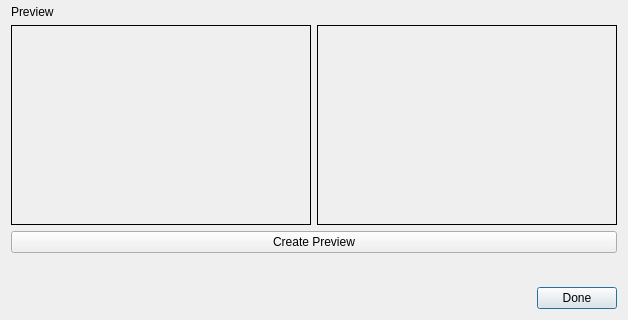
First picture: the form in Application/ui/AnalysisPreviewDialog.ui, repository rayngrowingsystems/RVS_Analytics, before the edit; both pictures show x 0 to 628 and y 285 to 605 of the 628 by 605 pixel window.
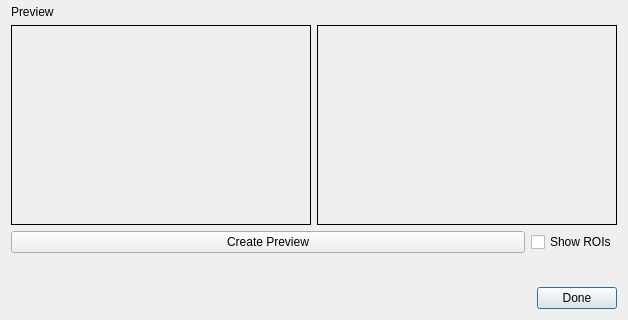
Second picture: the form after the edit. Custom widgets are drawn as their Qt base class.

Commit message:
Changed output files and preview folders
"outputFolder" contains "images", "visuals", "data" and "appData".
Broken Preview has been fixed
Preview dialog contains a Show Rois checkbox

The edit to the form file:
```diff
--- a/Application/ui/AnalysisPreviewDialog.ui
+++ b/Application/ui/AnalysisPreviewDialog.ui
@@ -140,11 +140,22 @@
       </layout>
      </item>
      <item>
+      <layout class="QHBoxLayout" name="horizontalLayout_3" stretch="1,0">
+       <item>
       <widget class="QPushButton" name="preview_button">
        <property name="text">
         <string>Create Preview</string>
        </property>
       </widget>
+       </item>
+       <item>
+        <widget class="QCheckBox" name="show_rois_checkbox">
+         <property name="text">
+          <string>Show ROIs</string>
+         </property>
+        </widget>
+       </item>
+      </layout>
      </item>
      <item>
       <layout class="QHBoxLayout" name="horizontalLayout_4" stretch="0,0">
```
Lines whose indentation alone changed are shown as unchanged. The commit also changes 2 other files.
